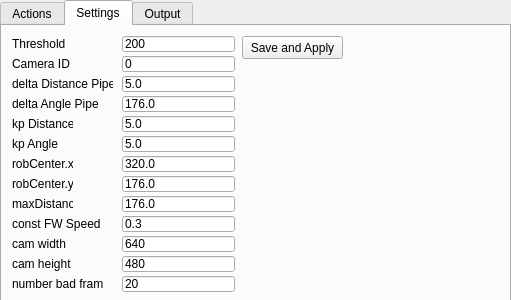
iti-luebeck/HANSE2011, file Hanse/Behaviour_PipeFollowing/pipefollowingform.ui: the form before one commit.
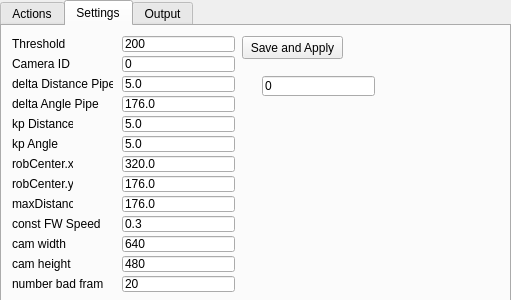
The form after the commit. The open tabs and pages were chosen to show the change.

Patch:
```diff
--- a/Hanse/Behaviour_PipeFollowing/pipefollowingform.ui
+++ b/Hanse/Behaviour_PipeFollowing/pipefollowingform.ui
@@ -492,6 +492,19 @@
       <string>20</string>
      </property>
     </widget>
+    <widget class="QLineEdit" name="channelEdit">
+     <property name="geometry">
+      <rect>
+       <x>260</x>
+       <y>50</y>
+       <width>113</width>
+       <height>20</height>
+      </rect>
+     </property>
+     <property name="text">
+      <string>0</string>
+     </property>
+    </widget>
    </widget>
    <widget class="QWidget" name="Output">
     <attribute name="title">
```
Left out of the diff: 2 changed lines with no effect on the pictures.
